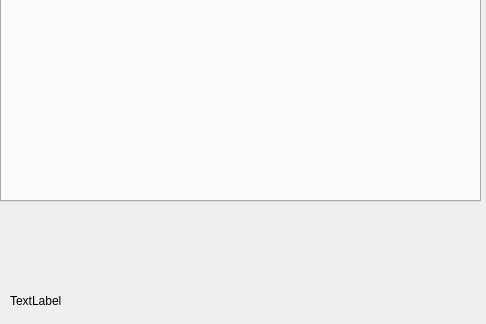
Before: the Qt Designer form profiles/profiledialog.ui in cuby-tec/qt_thermo, drawn with Qt 5; both pictures show x 0 to 486 and y 219 to 543 of the 486 by 543 pixel window.
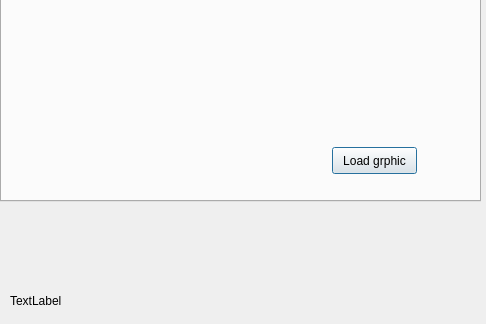
After: the same form once the commit is applied. The open tabs and pages were chosen to show the change. Icons and pictures are not drawn. Custom widgets are drawn as their Qt base class.

```diff
--- a/profiles/profiledialog.ui
+++ b/profiles/profiledialog.ui
@@ -51,6 +51,22 @@
       <string extracomment="Temperature trace">Temperatur traker</string>
      </property>
     </widget>
+    <widget class="QPushButton" name="pushButton_3">
+     <property name="geometry">
+      <rect>
+       <x>330</x>
+       <y>340</y>
+       <width>85</width>
+       <height>27</height>
+      </rect>
+     </property>
+     <property name="toolTip">
+      <string>Set Profile to Controller</string>
+     </property>
+     <property name="text">
+      <string>Load grphic</string>
+     </property>
+    </widget>
    </widget>
    <widget class="QWidget" name="tab_2">
     <attribute name="title">
@@ -217,22 +233,6 @@
         <string>Save</string>
        </property>
       </widget>
-      <widget class="QPushButton" name="pushButton_3">
-       <property name="geometry">
-        <rect>
-         <x>290</x>
-         <y>240</y>
-         <width>85</width>
-         <height>27</height>
-        </rect>
-       </property>
-       <property name="toolTip">
-        <string>Set Profile to Controller</string>
-       </property>
-       <property name="text">
-        <string>SetProfile</string>
-       </property>
-      </widget>
      </widget>
      <widget class="QWidget" name="tab_4">
       <attribute name="title">
```
Left out of the diff: 2 changed lines with no effect on the pictures.
